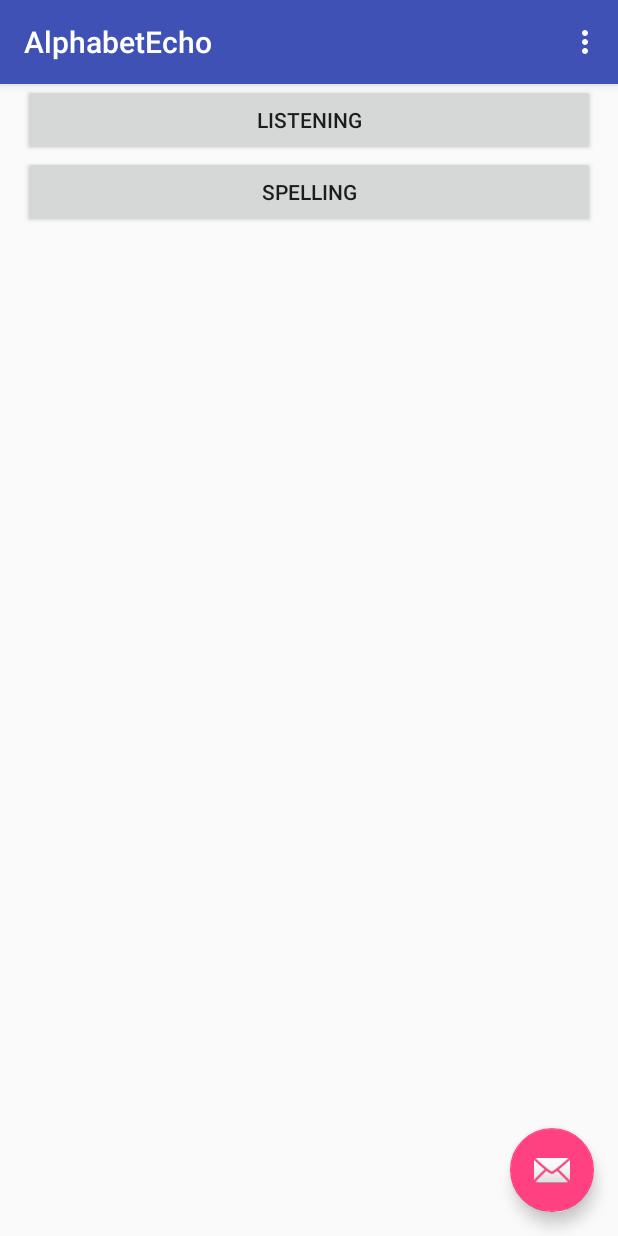
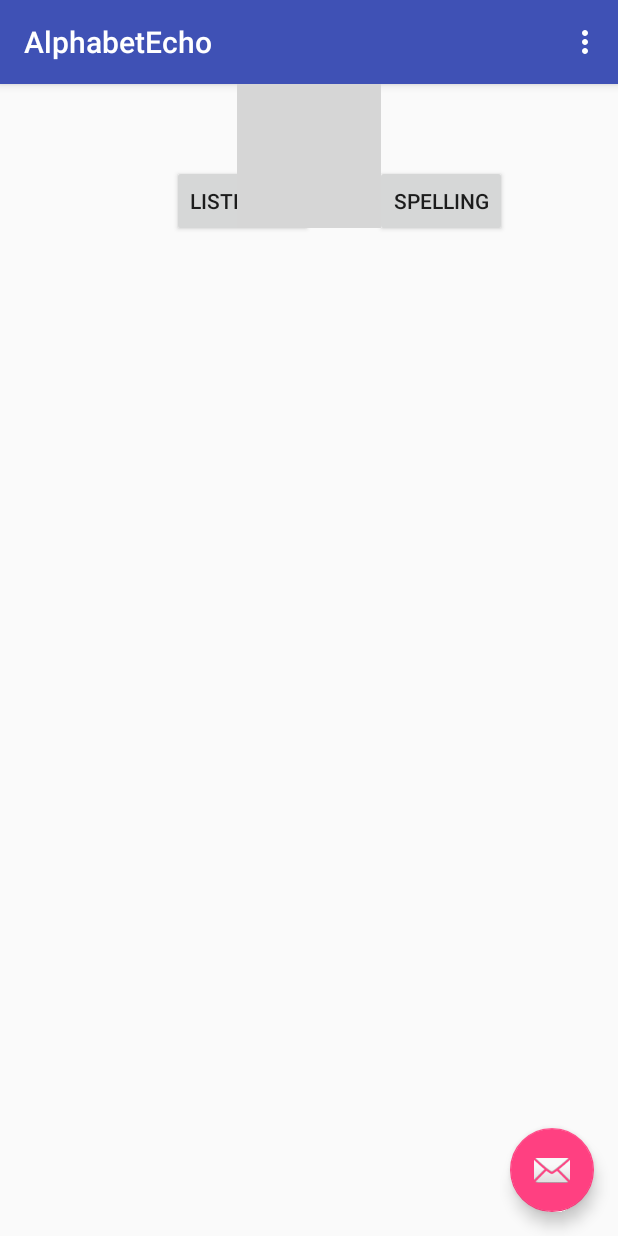
Before and after one commit to anubissmile/AlphabetEcho, an Android app: the screen it shows after launch (MainActivity), on a phone screen of 412 x 824 dp. Run offline under Robolectric (Android 15) with nearby library versions, the phone set to English and light mode, and no system bars; grey boxes are pictures that could not be loaded.

Commit message:
SAVE-SET-IMAGEVIEW
Set ImageView

```diff
--- a/app/src/main/res/layout/content_main.xml
+++ b/app/src/main/res/layout/content_main.xml
@@ -8,29 +8,35 @@
     tools:context="com.roomscrumxyz.anubissmile.alphabetecho.MainActivity"
     tools:showIn="@layout/activity_main">
 
+    <ImageView
+        android:layout_width="wrap_content"
+        android:layout_height="wrap_content"
+        android:id="@+id/imageView"
+        android:layout_centerHorizontal="true"
+        android:src="@drawable/app_index_logo" />
+
     <Button
         android:layout_width="wrap_content"
         android:layout_height="wrap_content"
         android:text="LISTENING"
         android:id="@+id/listening_btn"
-        android:layout_alignParentRight="true"
-        android:layout_alignParentEnd="true"
-        android:layout_alignParentLeft="true"
-        android:layout_alignParentStart="true"
-        android:layout_marginLeft="15dp"
-        android:layout_marginRight="15dp"/>
+        android:layout_alignTop="@+id/spelling_btn"
+        android:layout_toLeftOf="@+id/spelling_btn"
+        android:layout_toStartOf="@+id/spelling_btn"
+        android:layout_marginRight="41dp"
+        android:layout_marginEnd="41dp" />
     <Button
         android:layout_width="wrap_content"
         android:layout_height="wrap_content"
         android:text="SPELLING"
         android:id="@+id/spelling_btn"
-        android:layout_below="@+id/listening_btn"
+        android:layout_marginRight="74dp"
+        android:layout_marginEnd="74dp"
+        android:layout_marginTop="54dp"
+        android:layout_alignParentTop="true"
         android:layout_alignParentRight="true"
-        android:layout_alignParentEnd="true"
-        android:layout_alignParentLeft="true"
-        android:layout_alignParentStart="true"
-        android:layout_marginLeft="15dp"
-        android:layout_marginRight="15dp"/>
+        android:layout_alignParentEnd="true" />
+
 
 
 </RelativeLayout>
```
